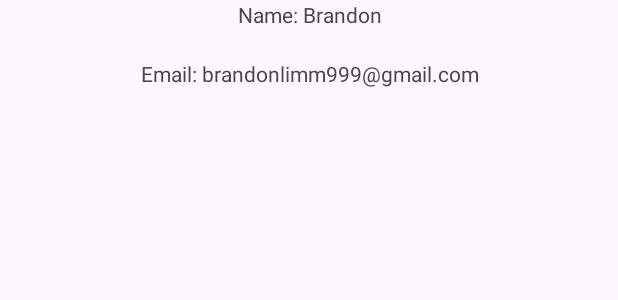
After one commit to BL1Ssa/Beesness, an Android app: the layout activity_profile.xml on its own in the app's theme, with its tools: preview values and no code run, on a phone screen of 412 x 824 dp. The commit adds this screen. Shown: the top 300 px of the screen. Run offline under Robolectric (Android 15) with nearby library versions, the phone set to English and light mode, and no system bars.

Commit message:
First push of Profile activity (profile page)

```diff
--- a/app/src/main/AndroidManifest.xml
+++ b/app/src/main/AndroidManifest.xml
@@ -13,6 +13,9 @@
         android:roundIcon="@mipmap/ic_launcher_round"
         android:supportsRtl="true"
         android:theme="@style/Theme.Beesness">
+        <activity
+            android:name=".views.ProfileActivity"
+            android:exported="false" />
         <activity
             android:name=".views.TransactionDetailActivity"
             android:exported="false" />
--- a/app/src/main/java/com/example/beesness/views/StockActivity.java
+++ b/app/src/main/java/com/example/beesness/views/StockActivity.java
@@ -22,7 +22,7 @@ import com.example.beesness.utils.SessionManager;
 import com.example.beesness.views.adapters.ProductAdapter;
 import com.google.android.material.bottomnavigation.BottomNavigationView;
 import com.google.android.material.floatingactionbutton.FloatingActionButton;
-import com.example.beesness.facade.SetupNavigationFacade;
+import com.example.beesness.views.facade.SetupNavigationFacade;
 
 import java.util.List;
 
--- a/app/src/main/java/com/example/beesness/views/facade/SetupNavigationFacade.java
+++ b/app/src/main/java/com/example/beesness/views/facade/SetupNavigationFacade.java
@@ -1,4 +1,4 @@
-package com.example.beesness.facade;
+package com.example.beesness.views.facade;
 
 import android.app.Activity;
 import android.content.Intent;
@@ -65,9 +65,6 @@ public class SetupNavigationFacade {
 
     private void startActivity(Class<?> targetActivity) {
         Intent intent = new Intent(activity, targetActivity);
-        // Optional: Add flags here if you want to clear back stack or singleTop
-        // intent.addFlags(Intent.FLAG_ACTIVITY_REORDER_TO_FRONT);
         activity.startActivity(intent);
-        // Optional: activity.overridePendingTransition(0, 0); // Remove animation if desired
     }
 }
--- /dev/null
+++ b/app/src/main/res/layout/activity_profile.xml
@@ -0,0 +1,28 @@
+<?xml version="1.0" encoding="utf-8"?>
+<RelativeLayout xmlns:android="http://schemas.android.com/apk/res/android"
+    xmlns:app="http://schemas.android.com/apk/res-auto"
+    xmlns:tools="http://schemas.android.com/tools"
+    android:id="@+id/main"
+    android:layout_width="match_parent"
+    android:layout_height="match_parent"
+    tools:context=".views.ProfileActivity">
+
+    <TextView
+        android:layout_width="match_parent"
+        android:layout_height="wrap_content"
+        android:text="Name: Brandon"
+        android:id="@+id/profileName"
+        android:gravity="center"
+        android:layout_marginBottom="20dp"
+
+        />
+    <TextView
+        android:layout_width="match_parent"
+        android:layout_height="wrap_content"
+        android:text="Email: brandonlimm999@gmail.com"
+        android:id="@+id/profileEmail"
+        android:gravity="center"
+        android:layout_below="@+id/profileName"
+        />
+
+</RelativeLayout>
```
Also changed, not shown: app/src/main/java/com/example/beesness/views/ProfileActivity.java (added, +26 -0 lines).
